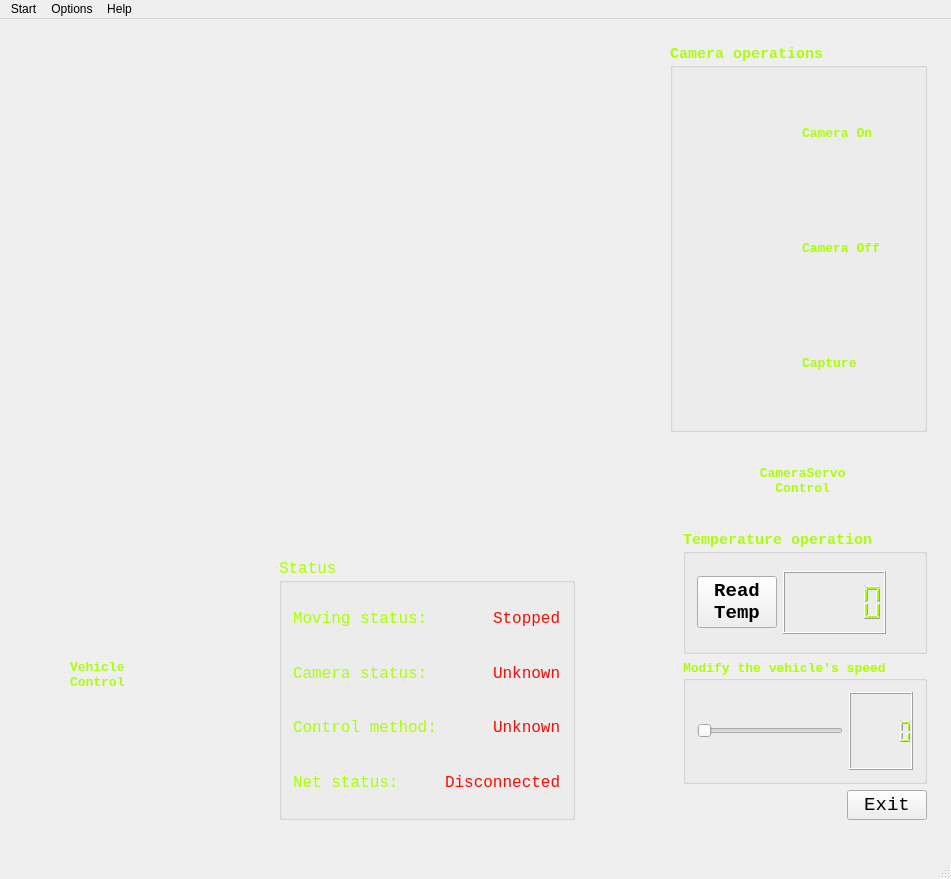
kyyang28/wifiVehicleClient, file mainwindow.ui: the form before one commit.
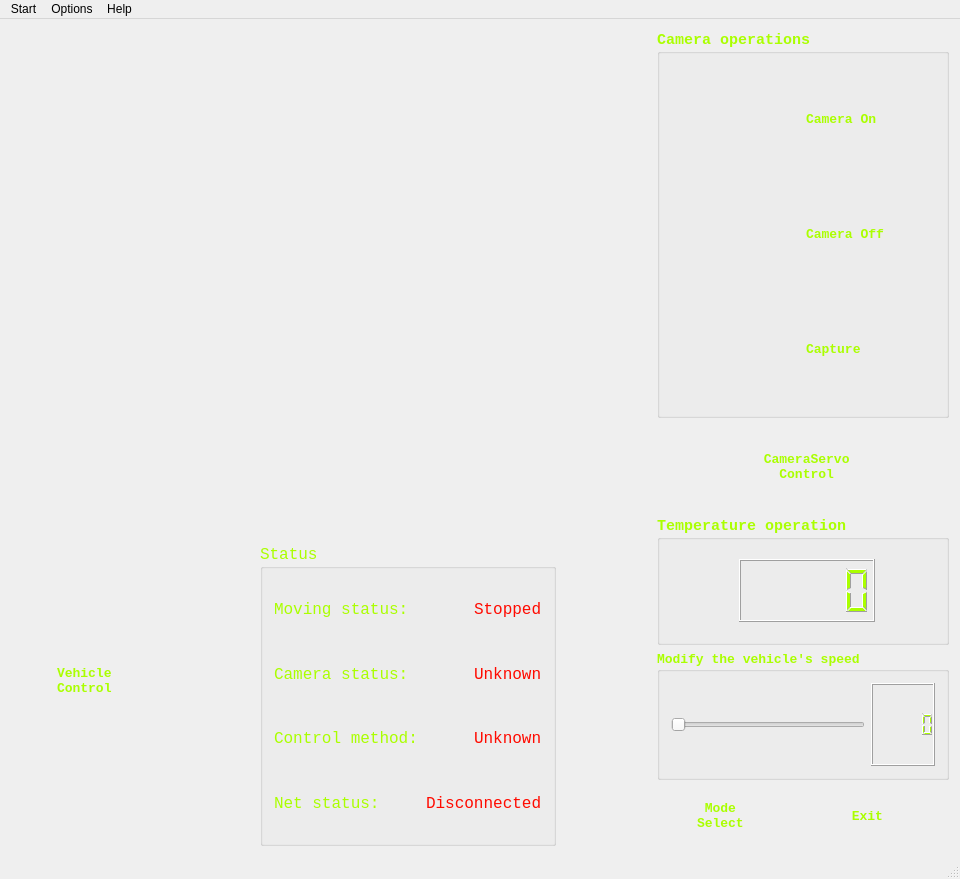
The form after the commit. Icons and pictures are not drawn. Custom widgets are drawn as their Qt base class.

Patch:
```diff
--- a/mainwindow.ui
+++ b/mainwindow.ui
@@ -6,19 +6,19 @@
    <rect>
     <x>0</x>
     <y>0</y>
-    <width>951</width>
+    <width>960</width>
     <height>879</height>
    </rect>
   </property>
   <property name="minimumSize">
    <size>
-    <width>951</width>
+    <width>960</width>
     <height>879</height>
    </size>
   </property>
   <property name="maximumSize">
    <size>
-    <width>951</width>
+    <width>960</width>
     <height>879</height>
    </size>
   </property>
@@ -26,15 +26,8 @@
    <string>MainWindow</string>
   </property>
   <widget class="QWidget" name="centralWidget">
-   <widget class="QWidget" name="">
-    <property name="geometry">
-     <rect>
-      <x>13</x>
-      <y>14</y>
-      <width>925</width>
-      <height>798</height>
-     </rect>
-    </property>
+   <layout class="QVBoxLayout" name="verticalLayout_10">
+    <item>
     <layout class="QVBoxLayout" name="verticalLayout_9">
      <item>
       <layout class="QHBoxLayout" name="horizontalLayout_19">
@@ -1128,9 +1121,21 @@
            <property name="title">
             <string>Temperature operation</string>
            </property>
-           <layout class="QHBoxLayout" name="horizontalLayout_14">
+            <layout class="QHBoxLayout" name="horizontalLayout_12">
             <item>
              <widget class="QPushButton" name="readTempButton">
+               <property name="minimumSize">
+                <size>
+                 <width>60</width>
+                 <height>60</height>
+                </size>
+               </property>
+               <property name="maximumSize">
+                <size>
+                 <width>60</width>
+                 <height>60</height>
+                </size>
+               </property>
               <property name="palette">
                <palette>
                 <active>
@@ -1180,8 +1185,10 @@
                <string>T</string>
               </property>
               <property name="text">
-               <string>Read 
-Temp</string>
+                <string/>
+               </property>
+               <property name="flat">
+                <bool>true</bool>
               </property>
              </widget>
             </item>
@@ -1189,13 +1196,13 @@
              <widget class="QLCDNumber" name="tempLcdNumber">
               <property name="minimumSize">
                <size>
-                <width>103</width>
+                 <width>136</width>
                 <height>63</height>
                </size>
               </property>
               <property name="maximumSize">
                <size>
-                <width>103</width>
+                 <width>136</width>
                 <height>63</height>
                </size>
               </property>
@@ -1203,6 +1210,18 @@
             </item>
             <item>
              <widget class="QLabel" name="label_6">
+               <property name="minimumSize">
+                <size>
+                 <width>50</width>
+                 <height>63</height>
+                </size>
+               </property>
+               <property name="maximumSize">
+                <size>
+                 <width>50</width>
+                 <height>63</height>
+                </size>
+               </property>
               <property name="palette">
                <palette>
                 <active>
@@ -1327,7 +1346,7 @@
           </widget>
          </item>
          <item>
-          <layout class="QHBoxLayout" name="horizontalLayout_12">
+           <layout class="QHBoxLayout" name="horizontalLayout_14">
            <item>
             <spacer name="horizontalSpacer_12">
              <property name="orientation">
@@ -1335,14 +1354,175 @@
              </property>
              <property name="sizeHint" stdset="0">
               <size>
-               <width>108</width>
+                <width>40</width>
                <height>20</height>
               </size>
              </property>
             </spacer>
            </item>
+            <item>
+             <widget class="QLabel" name="vehicleControlLabel_2">
+              <property name="palette">
+               <palette>
+                <active>
+                 <colorrole role="WindowText">
+                  <brush brushstyle="SolidPattern">
+                   <color alpha="255">
+                    <red>170</red>
+                    <green>255</green>
+                    <blue>0</blue>
+                   </color>
+                  </brush>
+                 </colorrole>
+                </active>
+                <inactive>
+                 <colorrole role="WindowText">
+                  <brush brushstyle="SolidPattern">
+                   <color alpha="255">
+                    <red>170</red>
+                    <green>255</green>
+                    <blue>0</blue>
+                   </color>
+                  </brush>
+                 </colorrole>
+                </inactive>
+                <disabled>
+                 <colorrole role="WindowText">
+                  <brush brushstyle="SolidPattern">
+                   <color alpha="255">
+                    <red>120</red>
+                    <green>120</green>
+                    <blue>120</blue>
+                   </color>
+                  </brush>
+                 </colorrole>
+                </disabled>
+               </palette>
+              </property>
+              <property name="font">
+               <font>
+                <family>Consolas</family>
+                <pointsize>10</pointsize>
+                <weight>75</weight>
+                <bold>true</bold>
+               </font>
+              </property>
+              <property name="text">
+               <string> Mode
+Select</string>
+              </property>
+             </widget>
+            </item>
+            <item>
+             <widget class="QPushButton" name="back2ModeButton">
+              <property name="minimumSize">
+               <size>
+                <width>60</width>
+                <height>60</height>
+               </size>
+              </property>
+              <property name="maximumSize">
+               <size>
+                <width>60</width>
+                <height>60</height>
+               </size>
+              </property>
+              <property name="font">
+               <font>
+                <family>Consolas</family>
+                <pointsize>14</pointsize>
+               </font>
+              </property>
+              <property name="toolTip">
+               <string>Ctrl + M</string>
+              </property>
+              <property name="text">
+               <string/>
+              </property>
+              <property name="flat">
+               <bool>true</bool>
+              </property>
+             </widget>
+            </item>
+            <item>
+             <spacer name="horizontalSpacer_16">
+              <property name="orientation">
+               <enum>Qt::Horizontal</enum>
+              </property>
+              <property name="sizeHint" stdset="0">
+               <size>
+                <width>28</width>
+                <height>20</height>
+               </size>
+              </property>
+             </spacer>
+            </item>
+            <item>
+             <widget class="QLabel" name="vehicleControlLabel_3">
+              <property name="palette">
+               <palette>
+                <active>
+                 <colorrole role="WindowText">
+                  <brush brushstyle="SolidPattern">
+                   <color alpha="255">
+                    <red>170</red>
+                    <green>255</green>
+                    <blue>0</blue>
+                   </color>
+                  </brush>
+                 </colorrole>
+                </active>
+                <inactive>
+                 <colorrole role="WindowText">
+                  <brush brushstyle="SolidPattern">
+                   <color alpha="255">
+                    <red>170</red>
+                    <green>255</green>
+                    <blue>0</blue>
+                   </color>
+                  </brush>
+                 </colorrole>
+                </inactive>
+                <disabled>
+                 <colorrole role="WindowText">
+                  <brush brushstyle="SolidPattern">
+                   <color alpha="255">
+                    <red>120</red>
+                    <green>120</green>
+                    <blue>120</blue>
+                   </color>
+                  </brush>
+                 </colorrole>
+                </disabled>
+               </palette>
+              </property>
+              <property name="font">
+               <font>
+                <family>Consolas</family>
+                <pointsize>10</pointsize>
+                <weight>75</weight>
+                <bold>true</bold>
+               </font>
+              </property>
+              <property name="text">
+               <string> Exit</string>
+              </property>
+             </widget>
+            </item>
            <item>
             <widget class="QPushButton" name="exitButton">
+              <property name="minimumSize">
+               <size>
+                <width>60</width>
+                <height>60</height>
+               </size>
+              </property>
+              <property name="maximumSize">
+               <size>
+                <width>60</width>
+                <height>60</height>
+               </size>
+              </property>
              <property name="font">
               <font>
                <family>Consolas</family>
@@ -1353,8 +1533,11 @@
               <string>Ctrl + Q</string>
              </property>
              <property name="text">
-              <string>Exit</string>
-             </property>
+               <string/>
+              </property>
+              <property name="flat">
+               <bool>true</bool>
+              </property>
             </widget>
            </item>
           </layout>
@@ -1364,15 +1547,15 @@
       </layout>
      </item>
     </layout>
-   </widget>
-   <zorder>camUpButton</zorder>
+    </item>
+   </layout>
   </widget>
   <widget class="QMenuBar" name="menuBar">
    <property name="geometry">
     <rect>
      <x>0</x>
      <y>0</y>
-     <width>951</width>
+     <width>960</width>
      <height>26</height>
     </rect>
    </property>
```
Lines whose indentation alone changed are shown as unchanged.
